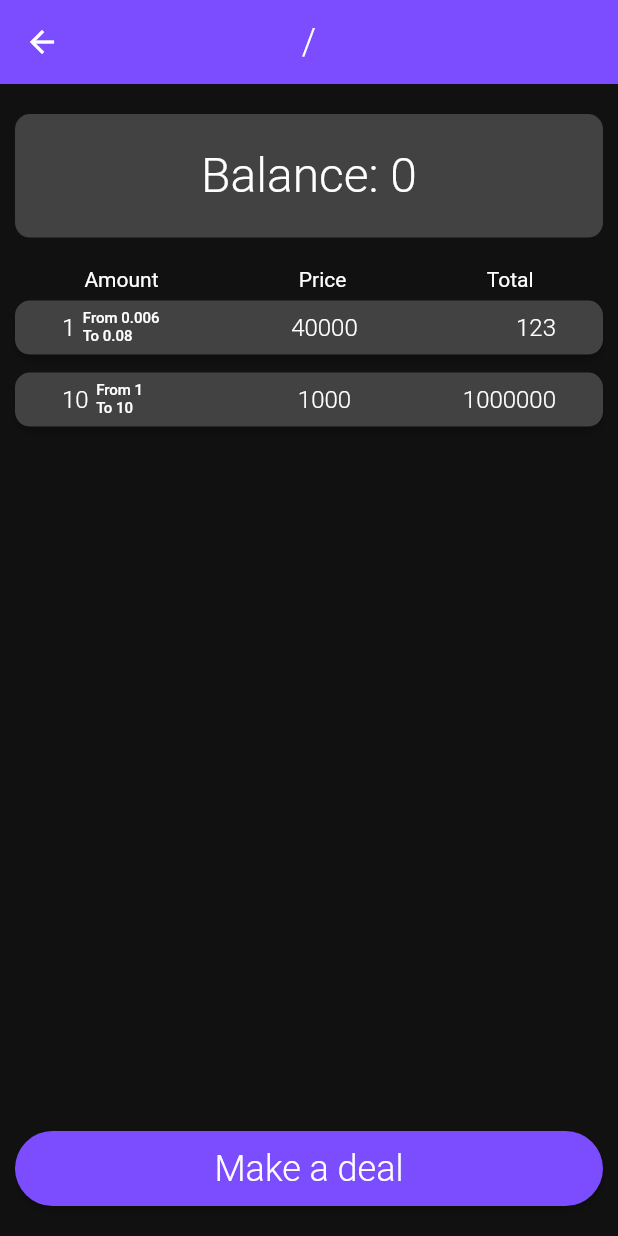
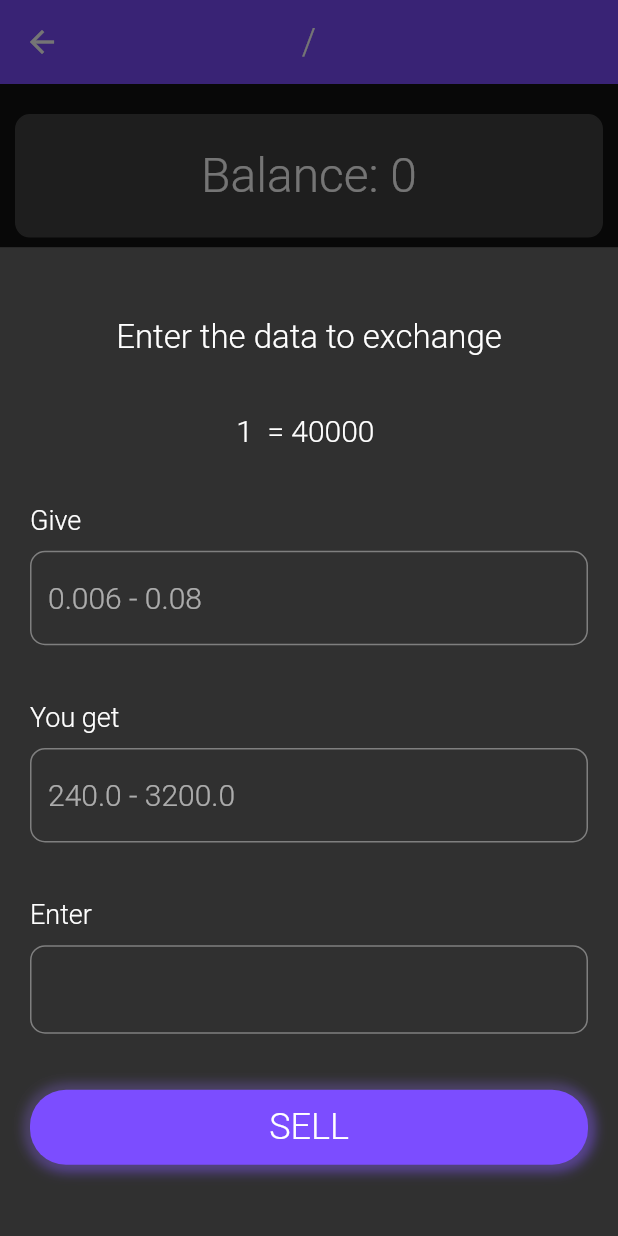
Before and after one commit to gh0st-work/insomnia_keeper, a Flutter app: the SellScreen screen opened directly with empty values, after a tap on an icon or button, on a phone screen of 412 x 824 dp. Run offline on Flutter 3.47's test engine with Material 2 defaults, Android fonts, the phone set to English and light mode, and no system bars; our stand-ins replace dio, fl_chart, flex_color_scheme, flutter_hooks, font_awesome_flutter, local_auth and 4 more; missing offline and left inert: sa3_liquid; accounts and stored records are empty; network calls fail.

Commit message:
new button + deal screens + history

```diff
--- /dev/null
+++ b/insomnia_keeper_flutter/lib/misc/neumorphism_button.dart
@@ -0,0 +1,98 @@
+import 'package:flutter/material.dart';
+import 'package:flutter_hooks/flutter_hooks.dart';
+
+class NeumorphismButton extends HookWidget{
+  final Widget child;
+  final VoidCallback onPressed;
+  final width;
+  final height;
+  final color;
+
+  NeumorphismButton({
+    required this.child,
+    required this.onPressed,
+    this.width,
+    this.height,
+    this.color
+  });
+
+  @override
+  Widget build(BuildContext context) {
+    final _pressing = useState(false);
+    final theme = Theme.of(context);
+    return GestureDetector(
+      onTapDown: (details){
+        _pressing.value = true;
+      },
+      onTapUp: (value){
+        _pressing.value = false;
+      },
+      onTapCancel: (){
+        _pressing.value = false;
+      },
+      onTap: onPressed,
+      child: AnimatedContainer(
+        width: width ?? MediaQuery.of(context).size.width,
+        height: height ?? 50,
+        duration: const Duration(milliseconds: 200),
+        child: Center(child: child,),
+        decoration: BoxDecoration(
+            color: _pressing.value ? theme.cardColor : theme.primaryColor,
+            borderRadius: BorderRadius.circular(24),
+            boxShadow: _pressing.value ? [
+
+              BoxShadow(
+                  color: theme.primaryColor,
+                  blurRadius: 6,
+                  offset: const Offset(1, 1),
+                  spreadRadius: 1
+              ),
+              BoxShadow(
+                  color: theme.cardColor,
+                  blurRadius: 6,
+                  offset: Offset(-1, -1),
+                  spreadRadius: 1
+              ),
+
+            ] :
+            [
+              BoxShadow(
+                  color: theme.primaryColor,
+                  blurRadius: 8,
+                  offset: const Offset(1, 1),
+                  spreadRadius: 1
+              ),
+              BoxShadow(
+                  color: theme.cardColor,
+                  blurRadius: 8,
+                  offset: Offset(-1, -1),
+                  spreadRadius: 1
+              ),
+            ]
+        ),
+      ),
+    );
+  }
+
+}
+
+// class NeumorphismButton extends StatefulWidget {
+//
+//   final Widget child;
+//   final VoidCallback onPressed;
+//   const NeumorphismButton({Key? key, required this.child,
+//     required this.onPressed}) : super(key: key);
+//
+//   @override
+//   _NeumorphismButtonState createState() => _NeumorphismButtonState();
+// }
+//
+// class _NeumorphismButtonState extends State<NeumorphismButton> {
+//
+//   bool _pressing = false;
+//   @override
+//   Widget build(BuildContext context) {
+//     final theme = Theme.of(context);
+//
+//   }
+// }
--- a/insomnia_keeper_flutter/lib/widgets/coin_screen.dart
+++ b/insomnia_keeper_flutter/lib/widgets/coin_screen.dart
@@ -193,7 +193,7 @@ class CoinScreen extends HookWidget{
           children: [
             ElevatedButton.icon(
               icon: FaIcon(
-                FontAwesomeIcons.peopleArrows,
+                FontAwesomeIcons.peopleArrowsLeftRight,
                 size: rem(5),
               ),
               style: ElevatedButton.styleFrom(
--- /dev/null
+++ b/insomnia_keeper_flutter/lib/widgets/deal_sell_screen.dart
@@ -0,0 +1,98 @@
+import 'package:flutter/cupertino.dart';
+import 'package:flutter/material.dart';
+import 'package:flutter_hooks/flutter_hooks.dart';
+import 'package:insomnia_keeper_flutter/misc/neumorphism_button.dart';
+
+import '../misc/rem.dart';
+
+class SellDealScreen extends HookWidget{
+  final coinName;
+  final payment;
+  final price;
+  final priceFrom;
+  final priceTo;
+  final amount;
+  final total;
+
+  SellDealScreen({
+    required this.coinName,
+    required this.payment,
+    required this.price,
+    required this.priceFrom,
+    required this.priceTo,
+    required this.amount,
+    required this.total
+  });
+
+  final TextStyle _titleStyle = TextStyle(fontWeight: FontWeight.w300, fontSize: 18);
+  final TextStyle _textFieldStyle = TextStyle(fontWeight: FontWeight.w300, fontSize: 20);
+
+  @override
+  Widget build(BuildContext context) {
+    return Container(
+      height: MediaQuery.of(context).size.height * 0.8,
+      padding: EdgeInsets.symmetric(vertical: 10, horizontal: 20),
+      child: Column(
+        mainAxisAlignment: MainAxisAlignment.spaceEvenly,
+        crossAxisAlignment: CrossAxisAlignment.start,
+        children: [
+          Center(child: Text("Enter the data to exchange", style: TextStyle(fontWeight: FontWeight.w300, fontSize: 22),),),
+          Center(child: Text("$amount $coinName = $price $payment", style: TextStyle(fontWeight: FontWeight.w300, fontSize: 20),),),
+          Column(
+            crossAxisAlignment: CrossAxisAlignment.start,
+            children: [
+              Text("Give $coinName", style: _titleStyle,),
+              SizedBox(height: 10,),
+              TextField(
+                onChanged: (String value){},
+                decoration: InputDecoration(
+                    hintText: "$priceFrom - $priceTo",
+                    hintStyle: _textFieldStyle
+                ),
+              ),
+            ],
+          ),
+          Column(
+            crossAxisAlignment: CrossAxisAlignment.start,
+            children: [
+              Text("You get $payment", style: _titleStyle,),
+              SizedBox(height: 10,),
+              TextField(
+                onChanged: (String value){},
+                decoration: InputDecoration(
+                    hintText: "${double.parse(priceFrom)*double.parse(price)} - ${double.parse(priceTo) * double.parse(price)}",
+                    hintStyle: _textFieldStyle
+                ),
+              ),
+            ],
+          ),
+          Column(
+            crossAxisAlignment: CrossAxisAlignment.start,
+            children: [
+              Text("Enter $payment", style: _titleStyle,),
+              SizedBox(height: 10,),
+              TextField(
+                onChanged: (String value){},
+                decoration: InputDecoration(
+                  //hintText: "$priceFrom - $priceTo",
+                  // hintStyle: _textFieldStyle
+                ),
+              ),
+            ],
+          ),
+          NeumorphismButton(
+              child: Text(
+                "SELL",
+                style: TextStyle(
+                    fontWeight: FontWeight.w300,
+                    fontSize: rem(6)
+                ),
+              ),
+              onPressed: (){}
+          )
+        ],
+      ),
+    );
+  }
+
+}
--- a/insomnia_keeper_flutter/lib/widgets/history_preview.dart
+++ b/insomnia_keeper_flutter/lib/widgets/history_preview.dart
@@ -1,3 +1,4 @@
+import 'package:flutter/cupertino.dart';
 import 'package:flutter/material.dart';
 import 'package:flutter_hooks/flutter_hooks.dart';
 import 'package:font_awesome_flutter/font_awesome_flutter.dart';
@@ -165,7 +166,7 @@ class HistoryPreview extends HookWidget{
         ElevatedButton(
           style: ElevatedButton.styleFrom(
               primary: theme.cardColor,
-              maximumSize: Size(MediaQuery.of(context).size.width * 0.8,
+              maximumSize: Size(MediaQuery.of(context).size.width * 0.9,
                   MediaQuery.of(context).size.height * 0.2),
               shape: RoundedRectangleBorder(
                   borderRadius: BorderRadius.circular(10))),
@@ -177,6 +178,7 @@ class HistoryPreview extends HookWidget{
                 });
           },
           child: Row(
+            mainAxisAlignment: MainAxisAlignment.spaceBetween,
             children: [
               Container(
                 child: FaIcon(
@@ -186,7 +188,7 @@ class HistoryPreview extends HookWidget{
               ),
               Container(
                 padding: EdgeInsets.symmetric(vertical: 20, horizontal: 20),
-                width: MediaQuery.of(context).size.width * 0.6,
+                width: MediaQuery.of(context).size.width * 0.7,
                 child: Column(
                   children: [
                     Row(
--- a/insomnia_keeper_flutter/lib/widgets/sell_screen.dart
+++ b/insomnia_keeper_flutter/lib/widgets/sell_screen.dart
@@ -1,6 +1,8 @@
 import 'package:flutter/material.dart';
 import 'package:flutter_hooks/flutter_hooks.dart';
+import 'package:insomnia_keeper_flutter/misc/neumorphism_button.dart';
 import 'package:insomnia_keeper_flutter/misc/rem.dart';
+import 'package:insomnia_keeper_flutter/widgets/deal_sell_screen.dart';
 
 class SellScreen extends HookWidget{
   final coinName;
@@ -31,7 +33,23 @@ class SellScreen extends HookWidget{
                   primary: theme.cardColor,
                   shape: RoundedRectangleBorder(borderRadius: BorderRadius.circular(10))
               ),
-              onPressed: () {  },
+              onPressed: () {
+                showModalBottomSheet<void>(
+                    isScrollControlled: true,
+                    context: context,
+                    builder: (BuildContext context){
+                      return SellDealScreen(
+                        coinName: coinName,
+                        payment: payment,
+                        amount: mokTrade.amountForPrice,
+                        price: mokTrade.price,
+                        total: mokTrade.coinsamount,
+                        priceFrom: mokTrade.from,
+                        priceTo: mokTrade.to,
+                      );
+                    }
+                );
+              },
               child: Row(
                 mainAxisAlignment: MainAxisAlignment.spaceAround,
                 crossAxisAlignment: CrossAxisAlignment.center,
@@ -143,19 +161,17 @@ class SellScreen extends HookWidget{
                 hintStyle: _textFieldStyle
             ),
           ),
-          ElevatedButton(
-              style: ElevatedButton.styleFrom(
-                minimumSize: Size.fromHeight(50),
-              ),
-              onPressed: (){},
+          SizedBox(height: 10,),
+          NeumorphismButton(
               child: Text(
                 "Create deal",
                 style: TextStyle(
                     fontWeight: FontWeight.w300,
                     fontSize: rem(6)
                 ),
+              ),
+              onPressed: (){}
           )
-          ),
         ],
       ),
     );
@@ -195,10 +211,7 @@ class SellScreen extends HookWidget{
               _buildOffers(context),
               Container(
                 margin: EdgeInsets.symmetric(vertical: 20),
-                child: ElevatedButton(
-                    style: ElevatedButton.styleFrom(
-                      minimumSize: Size.fromHeight(50),
-                    ),
+                child: NeumorphismButton(
                   onPressed: (){
                     showModalBottomSheet<void>(
                         context: context,
@@ -213,8 +226,8 @@ class SellScreen extends HookWidget{
                         fontWeight: FontWeight.w300,
                         fontSize: rem(6)
                     ),
+                  ),
                 )
-                ),
               )
             ],
           ),
```
Also changed, not shown: insomnia_keeper_flutter/lib/widgets/buy_screen.dart (+26 -12 lines), insomnia_keeper_flutter/lib/widgets/buy_sell_screen.dart (added, +74 -0 lines), insomnia_keeper_flutter/lib/widgets/buy_settings.dart (+5 -6 lines), insomnia_keeper_flutter/lib/widgets/deal_buy_screen.dart (added, +98 -0 lines), insomnia_keeper_flutter/lib/widgets/drawer.dart (+33 -28 lines), insomnia_keeper_flutter/lib/widgets/history_screen.dart (+24 -9 lines), insomnia_keeper_flutter/lib/widgets/receive_screen.dart (+10 -12 lines), insomnia_keeper_flutter/lib/widgets/receive_send_screen.dart (added, +74 -0 lines), insomnia_keeper_flutter/lib/widgets/sell_settings.dart (+5 -6 lines), insomnia_keeper_flutter/lib/widgets/send_screen.dart (+16 -13 lines), insomnia_keeper_flutter/lib/widgets/transfer_screen.dart (+5 -7 lines). Lines whose indentation alone changed are shown as unchanged.
